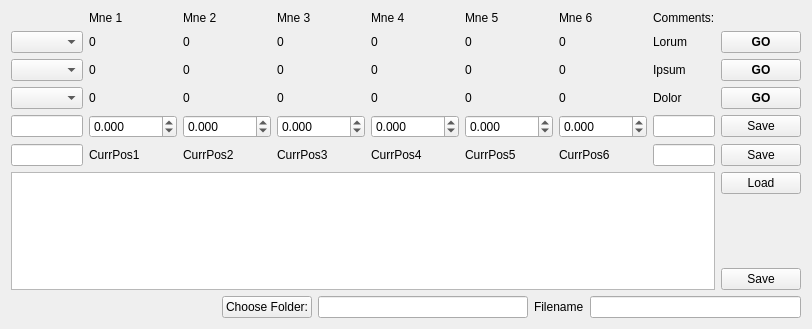
This is main_controller/windows/load_positions.ui in ayuzer/HXMA_Python_Gui as Qt 5 draws it before an edit. The edited form follows.
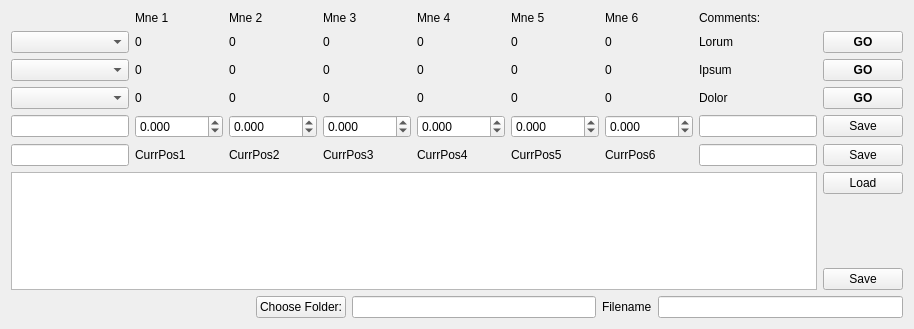
This is the edited form.

```diff
--- a/main_controller/windows/load_positions.ui
+++ b/main_controller/windows/load_positions.ui
@@ -6,7 +6,7 @@
    <rect>
     <x>0</x>
     <y>0</y>
-    <width>692</width>
+    <width>914</width>
     <height>329</height>
    </rect>
   </property>
```
